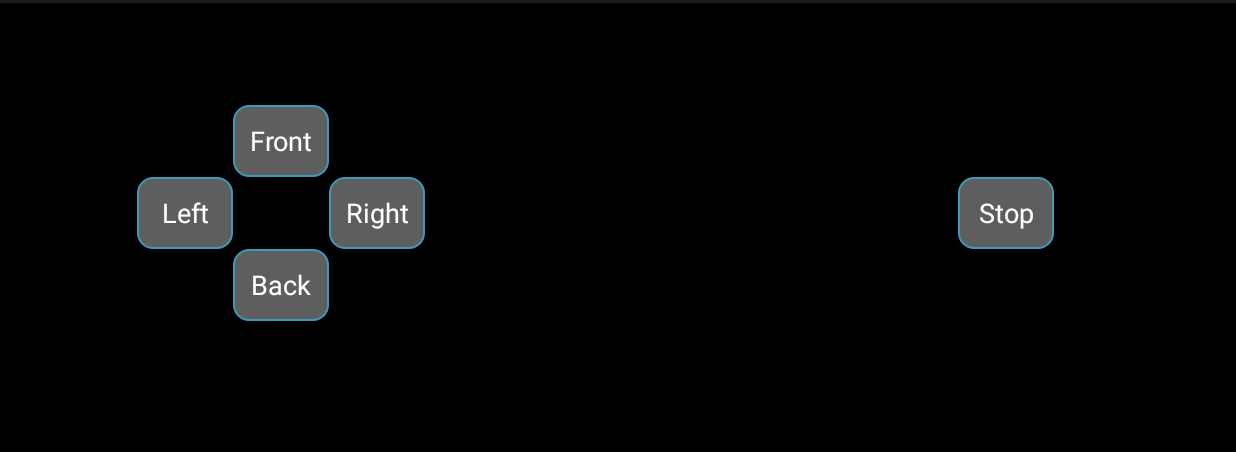
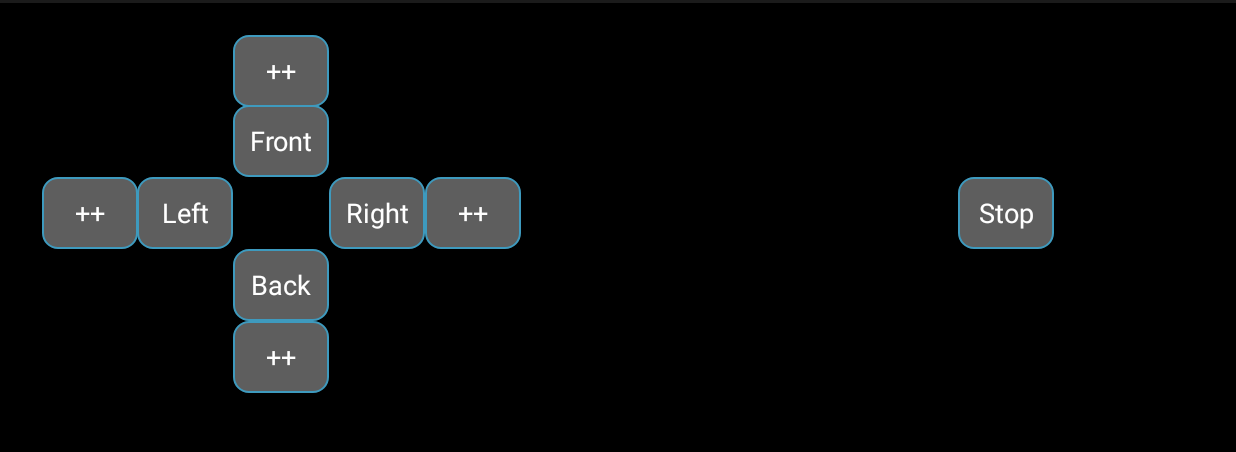
Before and after one commit to sesstigit/Android-Car-duino, an Android app: the ManualActivity screen opened directly, with no data from a screen before it, on a phone screen of 824 x 412 dp (held sideways), the part 57-509 px from its top. Run offline under Robolectric (Android 15) with nearby library versions, the phone set to English and light mode, and no system bars.

Commit message:
added more buttons to manual_activity screen for increasing speed

```diff
--- a/app/src/main/java/pegasus/bluetootharduino/NativeCamResView.java
+++ /dev/null
@@ -1,39 +0,0 @@
-package pegasus.bluetootharduino;
-
-/**
- * Created by david on 2015-04-29.
- */
-import java.util.List;
-
-import org.opencv.android.NativeCameraView;
-import org.opencv.core.Size;
-import org.opencv.highgui.Highgui;
-
-import android.content.Context;
-import android.util.AttributeSet;
-
-public class NativeCamResView extends NativeCameraView {
-
-    public NativeCamResView(Context context, AttributeSet attrs) {
-        super(context, attrs);
-    }
-
-    public void init(){
-        mCamera.set(Highgui.CV_CAP_PROP_ANDROID_FLASH_MODE, Highgui.CV_CAP_ANDROID_FLASH_MODE_OFF);
-        mCamera.set(Highgui.CV_CAP_PROP_ANDROID_FOCUS_MODE, Highgui.CV_CAP_ANDROID_FOCUS_MODE_FIXED);
-    }
-
-    public List<Size> getResolutionList() {
-        return mCamera.getSupportedPreviewSizes();
-    }
-
-    public void setResolution(Size resolution) {
-        disconnectCamera();
-        connectCamera((int)resolution.width, (int)resolution.height);
-    }
-
-    public Size getResolution() {
-        Size s = new Size(mCamera.get(Highgui.CV_CAP_PROP_FRAME_WIDTH),mCamera.get(Highgui.CV_CAP_PROP_FRAME_HEIGHT));
-        return s;
-    }
-}
--- a/app/src/main/res/layout/manual_activity.xml
+++ b/app/src/main/res/layout/manual_activity.xml
@@ -62,4 +62,47 @@
         android:layout_below="@+id/front"
         android:layout_alignParentRight="true"
         android:layout_alignParentEnd="true" />
+
+    <Button
+        android:id="@+id/frontmore"
+        android:layout_width="wrap_content"
+        android:layout_height="wrap_content"
+        android:layout_alignParentTop="true"
+        android:layout_alignStart="@+id/front"
+        android:layout_marginTop="21dp"
+        android:background="@drawable/rounded_buttons"
+        android:text="++"
+        android:textColor="@color/white" />
+
+    <Button
+        android:id="@+id/backmore"
+        android:layout_width="wrap_content"
+        android:layout_height="wrap_content"
+        android:layout_alignStart="@+id/back"
+        android:layout_below="@+id/back"
+        android:background="@drawable/rounded_buttons"
+        android:text="++"
+        android:textColor="@color/white" />
+
+    <Button
+        android:id="@+id/leftmore"
+        android:layout_width="wrap_content"
+        android:layout_height="wrap_content"
+        android:layout_alignBaseline="@+id/left"
+        android:layout_alignBottom="@+id/left"
+        android:layout_alignParentStart="true"
+        android:layout_marginStart="28dp"
+        android:background="@drawable/rounded_buttons"
+        android:text="++"
+        android:textColor="@color/white" />
+
+    <Button
+        android:id="@+id/rightmore"
+        android:layout_width="wrap_content"
+        android:layout_height="wrap_content"
+        android:layout_alignBottom="@+id/right"
+        android:layout_toEndOf="@+id/right"
+        android:background="@drawable/rounded_buttons"
+        android:text="++"
+        android:textColor="@color/white" />
 </RelativeLayout>
--- a/app/src/main/res/values/colors.xml
+++ b/app/src/main/res/values/colors.xml
@@ -5,7 +5,7 @@
     <color name = "gray">#808080</color>
     <color name = "dark_gray">#ff5e5e5e</color>
     <color name = "lighter_gray">#ffcecece</color>
-    <color name = "white">#FFFFFF</color>
+    <color name = "white">#ffffff</color>
     <color name = "blue">#0000FF</color>
     <color name = "light_blue">#3e9abe</color>
     <color name = "lighter_blue">#ffbee2ff</color>
```
